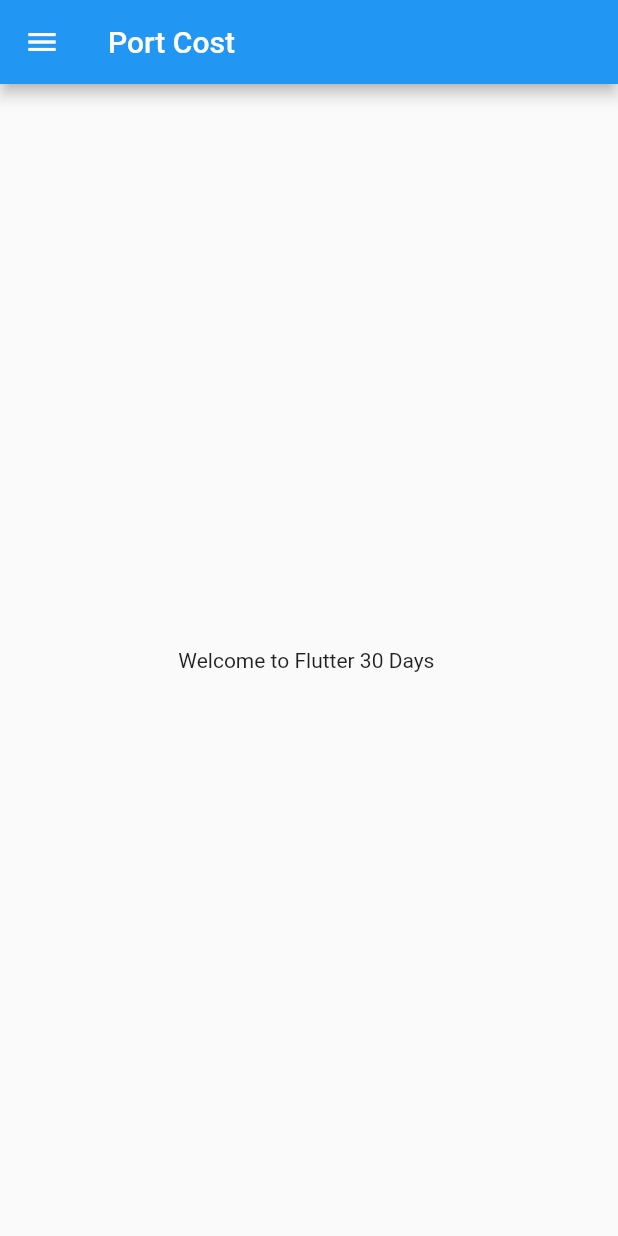
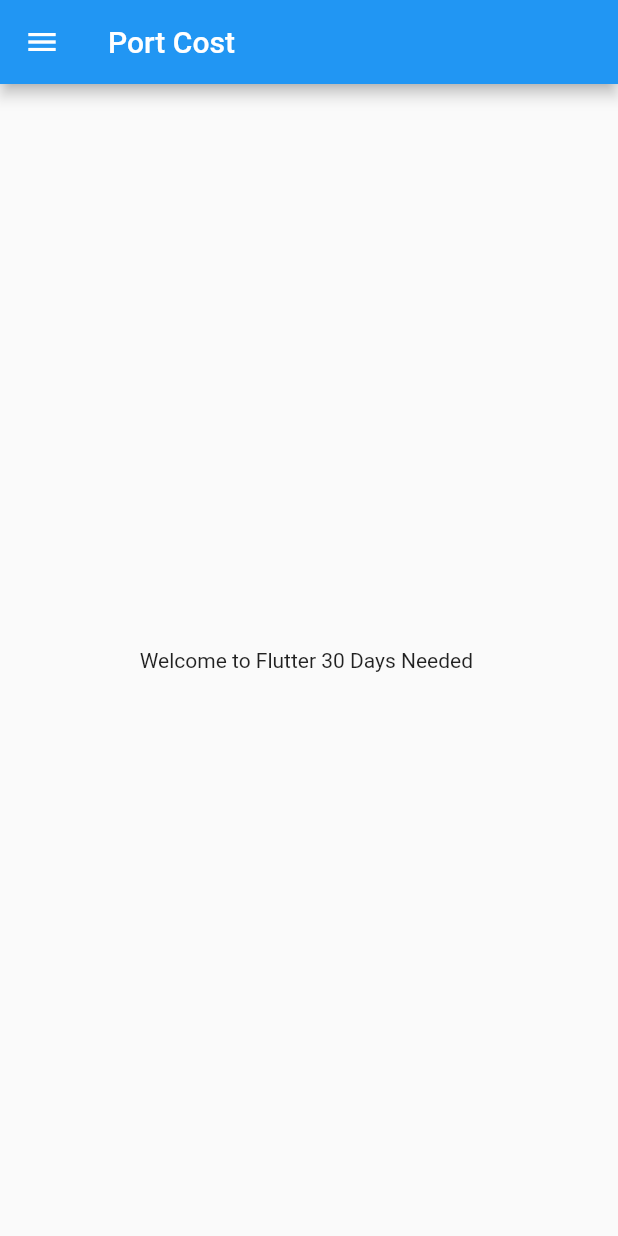
Before and after one commit to Keshav8817/flutterPro, a Flutter app: the HomePage screen opened directly, on a phone screen of 412 x 824 dp. Run offline on Flutter 3.47's test engine with Material 2 defaults, Android fonts, the phone set to English and light mode, and no system bars.

Commit message:
Day 3 completed

```diff
--- a/lib/home_page.dart
+++ b/lib/pages/home_page.dart
@@ -13,7 +13,7 @@ class HomePage extends StatelessWidget {
         ),
         body: Center(
           child: Container(
-            child: Text("Welcome to Flutter $days $Time "),
+            child: Text("Welcome to Flutter $days $Time Needed "),
           ),
         ),
         drawer: Drawer(),
```
Also changed, not shown: lib/main.dart (+16 -2 lines), lib/pages/login_page.dart (added, +12 -0 lines).
